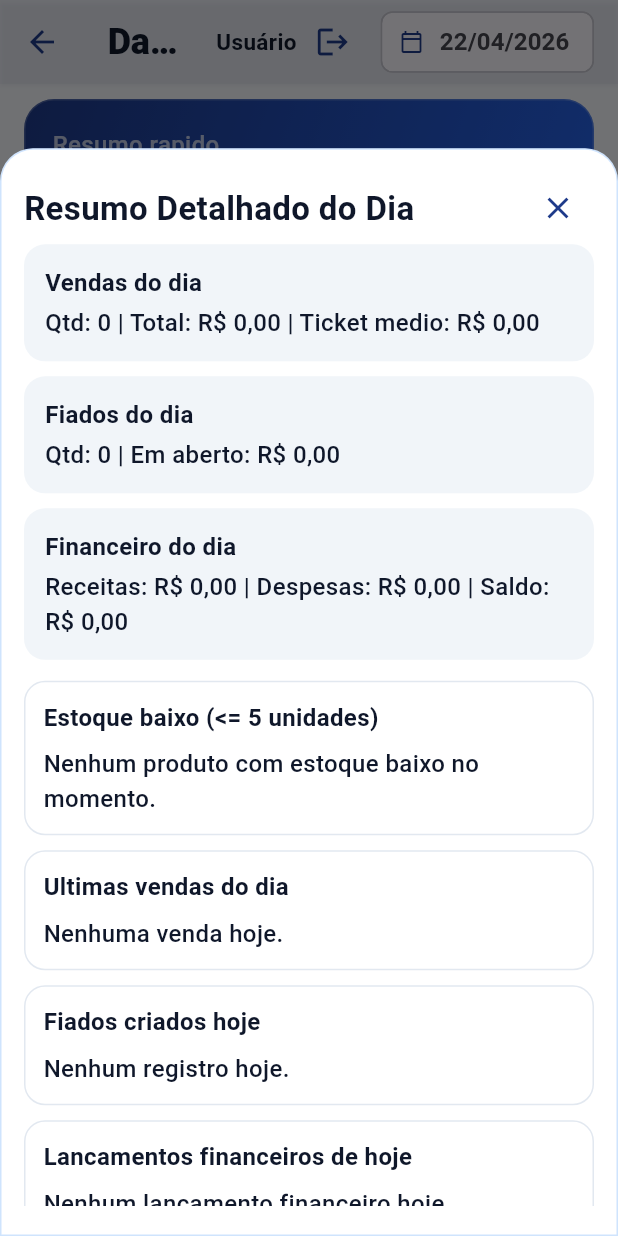
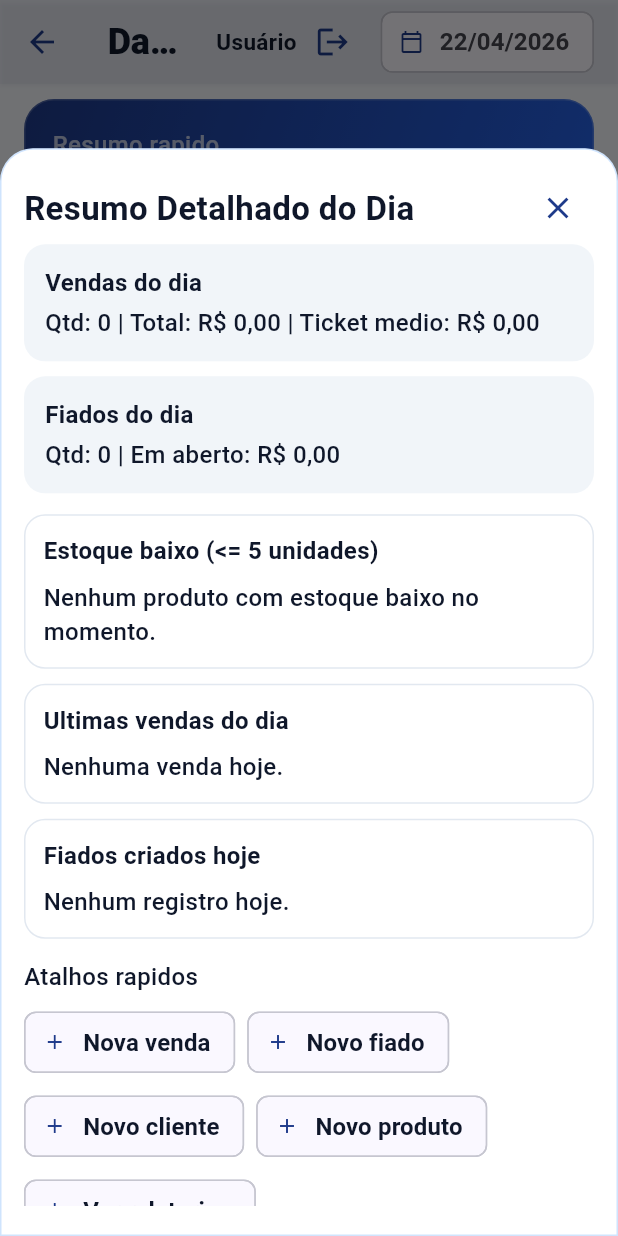
Before and after one commit to tecnicorikardo/caderninho, a Flutter app: the HomeShell screen opened directly, after a tap on "Resumo do Dia", on a phone screen of 412 x 824 dp. Run offline on Flutter 3.47's test engine with Material 3 defaults, Android fonts, the phone set to English and light mode, and no system bars; our stand-ins replace cloud_firestore, cloud_functions, file_picker, firebase_auth, firebase_core, firebase_messaging and 4 more; missing offline and left inert: excel, universal_html; accounts and stored records are empty.

Commit message:
feat: remove modulo financeiro

```diff
--- a/mobile_flutter/lib/src/features/home/dashboard_screen.dart
+++ b/mobile_flutter/lib/src/features/home/dashboard_screen.dart
@@ -12,7 +12,6 @@ enum DashboardModule {
   vendas,
   fiados,
   dividas,
-  financeiro,
   relatorios,
   configuracoes,
   produtos,
@@ -67,9 +66,6 @@ class _DashboardScreenState extends State<DashboardScreen> {
     final salesTotal = store.todaysSalesTotal;
     final fiadosCount = store.todaysFiadosCount;
     final fiadosOpen = store.todaysFiadosOpenTotal;
-    final revenue = store.todayRevenue;
-    final expense = store.todayExpense;
-    final balance = store.todayBalance;
     final lowStock = _lowStockProducts(store);
     final screenWidth = MediaQuery.of(context).size.width;
     final moduleColumnCount = _moduleColumnCount(screenWidth);
@@ -82,10 +78,7 @@ class _DashboardScreenState extends State<DashboardScreen> {
           Center(
             child: Text(
               displayName,
-              style: const TextStyle(
-                fontSize: 15,
-                fontWeight: FontWeight.w600,
-              ),
+              style: const TextStyle(fontSize: 15, fontWeight: FontWeight.w600),
             ),
           ),
           IconButton(
@@ -134,7 +127,7 @@ class _DashboardScreenState extends State<DashboardScreen> {
               gradient: AppTheme.primaryGradient,
               borderRadius: BorderRadius.circular(20),
               border: Border.all(
-                color: Colors.white.withOpacity(0.2),
+                color: Colors.white.withValues(alpha: 0.2),
                 width: 1,
               ),
             ),
@@ -147,7 +140,7 @@ class _DashboardScreenState extends State<DashboardScreen> {
                 ),
                 const SizedBox(height: 6),
                 Text(
-                  'Vendas: $salesCount | Fiados: $fiadosCount | Saldo: ${AppFormatters.currency(balance)}',
+                  'Vendas: $salesCount | Fiados: $fiadosCount | Total vendido: ${AppFormatters.currency(salesTotal)}',
                   style: const TextStyle(
                     color: Colors.white,
                     fontSize: 22,
@@ -237,11 +230,6 @@ class _DashboardScreenState extends State<DashboardScreen> {
                 onTap: () => widget.onOpenModule(DashboardModule.fiados),
               ),
               ModuleTile(
-                icon: Icons.savings_outlined,
-                title: 'Financeiro',
-                onTap: () => widget.onOpenModule(DashboardModule.financeiro),
-              ),
-              ModuleTile(
                 icon: Icons.bar_chart_outlined,
                 title: 'Relatorios',
                 onTap: () => widget.onOpenModule(DashboardModule.relatorios),
@@ -285,7 +273,10 @@ class _DashboardScreenState extends State<DashboardScreen> {
               );
             },
             icon: const Icon(Icons.bolt, color: Colors.amber),
-            label: const Text('Venda Rápida', style: TextStyle(fontWeight: FontWeight.bold)),
+            label: const Text(
+              'Venda Rápida',
+              style: TextStyle(fontWeight: FontWeight.bold),
+            ),
             backgroundColor: Theme.of(context).colorScheme.primaryContainer,
             foregroundColor: Theme.of(context).colorScheme.onPrimaryContainer,
           ),
@@ -302,9 +293,6 @@ class _DashboardScreenState extends State<DashboardScreen> {
                   salesTotal: salesTotal,
                   fiadosCount: fiadosCount,
                   fiadosOpenTotal: fiadosOpen,
-                  revenue: revenue,
-                  expense: expense,
-                  balance: balance,
                   onActionSelected: (module) {
                     Navigator.of(context).pop();
                     widget.onOpenModule(module);
--- a/mobile_flutter/lib/src/features/home/home_shell.dart
+++ b/mobile_flutter/lib/src/features/home/home_shell.dart
@@ -2,7 +2,6 @@ import 'package:flutter/material.dart';
 
 import '../customers/customers_screen.dart';
 import '../debts/debts_screen.dart';
-import '../finance/finance_screen.dart';
 import '../products/products_screen.dart';
 import '../reports/reports_screen.dart';
 import '../settings/settings_screen.dart';
@@ -41,9 +40,6 @@ class _HomeShellState extends State<HomeShell> {
         return;
       case DashboardModule.dividas:
         _openScreen(const DebtsScreen());
-        return;
-      case DashboardModule.financeiro:
-        _openScreen(const FinanceScreen());
         return;
       case DashboardModule.relatorios:
         _openScreen(const ReportsScreen());
--- a/mobile_flutter/lib/src/features/home/widgets/day_summary_modal.dart
+++ b/mobile_flutter/lib/src/features/home/widgets/day_summary_modal.dart
@@ -11,9 +11,6 @@ class DaySummaryModal extends StatelessWidget {
     required this.salesTotal,
     required this.fiadosCount,
     required this.fiadosOpenTotal,
-    required this.revenue,
-    required this.expense,
-    required this.balance,
     required this.onActionSelected,
   });
 
@@ -21,9 +18,6 @@ class DaySummaryModal extends StatelessWidget {
   final double salesTotal;
   final int fiadosCount;
   final double fiadosOpenTotal;
-  final double revenue;
-  final double expense;
-  final double balance;
   final ValueChanged<DashboardModule> onActionSelected;
 
   bool _isSameDay(DateTime a, DateTime b) {
@@ -40,9 +34,6 @@ class DaySummaryModal extends StatelessWidget {
         .toList();
     final todaysDebts = store.debts
         .where((debt) => _isSameDay(debt.createdAt, now))
-        .toList();
-    final todaysEntries = store.financialEntries
-        .where((entry) => _isSameDay(entry.createdAt, now))
         .toList();
     final lowStockProducts = store.products.where((p) => p.stock <= 5).toList()
       ..sort((a, b) => a.stock.compareTo(b.stock));
@@ -83,12 +74,6 @@ class DaySummaryModal extends StatelessWidget {
                     title: 'Fiados do dia',
                     subtitle:
                         'Qtd: $fiadosCount | Em aberto: ${AppFormatters.currency(fiadosOpenTotal)}',
-                  ),
-                  const SizedBox(height: 10),
-                  _MetricCard(
-                    title: 'Financeiro do dia',
-                    subtitle:
-                        'Receitas: ${AppFormatters.currency(revenue)} | Despesas: ${AppFormatters.currency(expense)} | Saldo: ${AppFormatters.currency(balance)}',
                   ),
                   const SizedBox(height: 14),
                   _SectionCard(
@@ -170,36 +155,6 @@ class DaySummaryModal extends StatelessWidget {
                             ],
                           ),
                   ),
-                  const SizedBox(height: 10),
-                  _SectionCard(
-                    title: 'Lancamentos financeiros de hoje',
-                    child: todaysEntries.isEmpty
-                        ? const Text('Nenhum lancamento financeiro hoje.')
-                        : Column(
-                            children: todaysEntries.take(10).map((entry) {
-                              final positive =
-                                  entry.type == FinancialEntryType.revenue;
-                              return ListTile(
-                                dense: true,
-                                contentPadding: EdgeInsets.zero,
-                                leading: Icon(
-                                  positive
-                                      ? Icons.trending_up
-                                      : Icons.trending_down,
-                                  color: positive ? Colors.green : Colors.red,
-                                  size: 22,
-                                ),
-                                title: Text(entry.description),
-                                subtitle: Text(
-                                  '${entry.origin} | ${AppFormatters.time(entry.createdAt)}',
-                                ),
-                                trailing: Text(
-                                  AppFormatters.currency(entry.amount),
-                                ),
-                              );
-                            }).toList(),
-                          ),
-                  ),
                   const SizedBox(height: 14),
                   const Text('Atalhos rapidos'),
                   const SizedBox(height: 8),
@@ -224,9 +179,9 @@ class DaySummaryModal extends StatelessWidget {
                         onTap: () => onActionSelected(DashboardModule.produtos),
                       ),
                       _QuickActionChip(
-                        label: 'Ir para financeiro',
+                        label: 'Ver relatorios',
                         onTap: () =>
-                            onActionSelected(DashboardModule.financeiro),
+                            onActionSelected(DashboardModule.relatorios),
                       ),
                     ],
                   ),
```
Also changed, not shown: mobile_flutter/lib/src/core/app_store.dart (+39 -35 lines), mobile_flutter/lib/src/features/finance/finance_screen.dart (deleted, +0 -323 lines).
